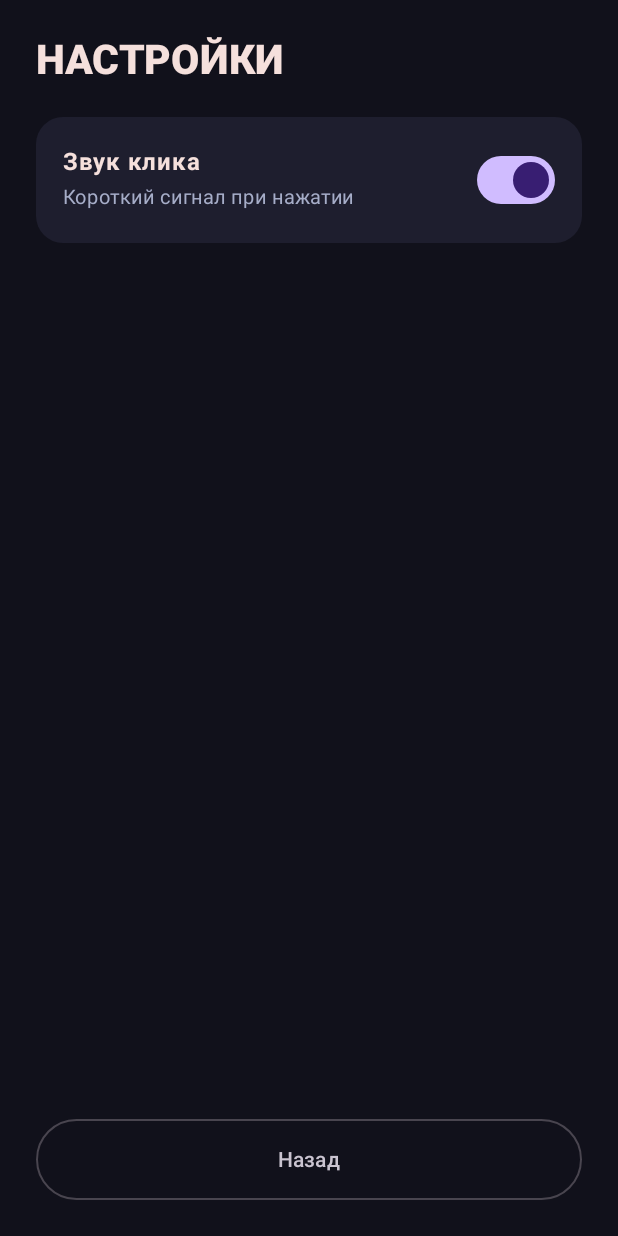
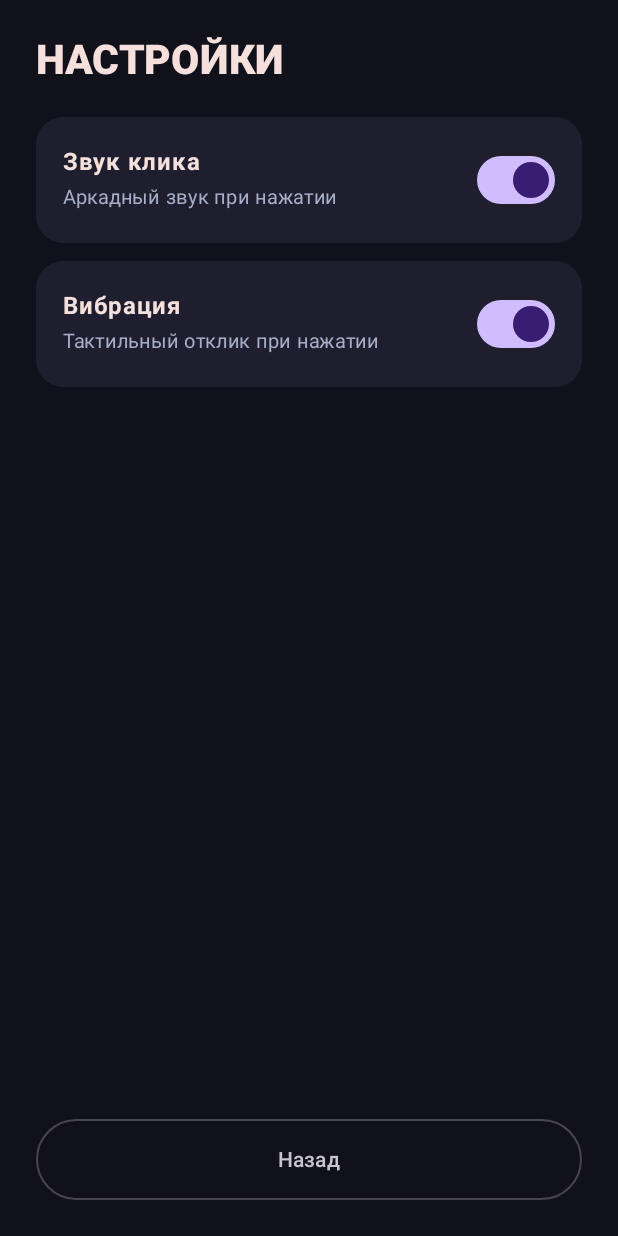
Before and after one commit to SustemFox/BessmyslennayaIgra, an Android app built with Jetpack Compose: the screen it shows after launch (MainActivity), after a tap on "Настройки", on a phone screen of 412 x 824 dp. Run offline under Robolectric (Android 15) with nearby library versions, the light colour scheme and no system bars; 2 other taps on this screen came first.

Commit message:
Add reliable click sound and vibration setting

```diff
--- a/app/build.gradle
+++ b/app/build.gradle
@@ -14,8 +14,8 @@ android {
         applicationId 'com.sustemfox.bessmyslennayaigra'
         minSdk 24
         targetSdk 34
-        versionCode 1
-        versionName '1.0.0'
+        versionCode 2
+        versionName '1.1.0'
     }
     signingConfigs {
         release {
--- a/app/src/main/java/com/sustemfox/bessmyslennayaigra/MainActivity.kt
+++ b/app/src/main/java/com/sustemfox/bessmyslennayaigra/MainActivity.kt
@@ -2,7 +2,8 @@ package com.sustemfox.bessmyslennayaigra
 
 import android.app.Activity
 import android.content.Context
-import android.view.SoundEffectConstants
+import android.media.AudioAttributes
+import android.media.SoundPool
 import android.os.Bundle
 import android.view.HapticFeedbackConstants
 import androidx.activity.ComponentActivity
@@ -23,6 +24,7 @@ import androidx.compose.foundation.shape.RoundedCornerShape
 import androidx.compose.material3.*
 import androidx.compose.runtime.*
 import androidx.compose.runtime.saveable.rememberSaveable
+import androidx.compose.runtime.DisposableEffect
 import androidx.compose.ui.Alignment
 import androidx.compose.ui.Modifier
 import androidx.compose.ui.draw.scale
@@ -50,13 +52,14 @@ private val muted = Color(0xFFA6ADC8)
     val prefs = remember { context.getSharedPreferences("game_state", Context.MODE_PRIVATE) }
     var page by rememberSaveable { mutableStateOf("menu") }
     var soundEnabled by remember { mutableStateOf(prefs.getBoolean("sound_enabled", true)) }
+    var vibrationEnabled by remember { mutableStateOf(prefs.getBoolean("vibration_enabled", true)) }
     val activity = context as? Activity
     MaterialTheme(colorScheme = darkColorScheme(background = background, surface = surface)) {
         Surface(Modifier.fillMaxSize(), color = background) {
             AnimatedContent(targetState = page, transitionSpec = { fadeIn(tween(280)) togetherWith fadeOut(tween(180)) }, label = "page") { current ->
                 when (current) {
-                    "game" -> GameScreen(prefs.getInt("score", 0), soundEnabled, onScore = { prefs.edit().putInt("score", it).apply() }, onBack = { page = "menu" })
-                    "settings" -> SettingsScreen(soundEnabled, { soundEnabled = it; prefs.edit().putBoolean("sound_enabled", it).apply() }, { page = "menu" })
+                    "game" -> GameScreen(prefs.getInt("score", 0), soundEnabled, vibrationEnabled, onScore = { prefs.edit().putInt("score", it).apply() }, onBack = { page = "menu" })
+                    "settings" -> SettingsScreen(soundEnabled, vibrationEnabled, { soundEnabled = it; prefs.edit().putBoolean("sound_enabled", it).apply() }, { vibrationEnabled = it; prefs.edit().putBoolean("vibration_enabled", it).apply() }, { page = "menu" })
                     else -> MenuScreen(onPlay = { page = "game" }, onSettings = { page = "settings" }, onExit = { activity?.finish() })
                 }
             }
@@ -84,20 +87,30 @@ private val muted = Color(0xFFA6ADC8)
     Button(onClick = action, modifier = Modifier.fillMaxWidth().height(58.dp), shape = RoundedCornerShape(18.dp), colors = ButtonDefaults.buttonColors(containerColor = color, contentColor = Color.White)) { Text(text, fontSize = 18.sp, fontWeight = FontWeight.Bold) }
 }
 
-@Composable private fun SettingsScreen(sound: Boolean, onSound: (Boolean) -> Unit, onBack: () -> Unit) {
+@Composable private fun SettingsScreen(sound: Boolean, vibration: Boolean, onSound: (Boolean) -> Unit, onVibration: (Boolean) -> Unit, onBack: () -> Unit) {
     Column(Modifier.fillMaxSize().padding(24.dp)) {
         Text("НАСТРОЙКИ", color = ink, fontSize = 27.sp, fontWeight = FontWeight.Black)
         Spacer(Modifier.height(22.dp))
-        Surface(shape = RoundedCornerShape(18.dp), color = surface) { Row(Modifier.fillMaxWidth().padding(18.dp), verticalAlignment = Alignment.CenterVertically) { Column(Modifier.weight(1f)) { Text("Звук клика", color = ink, fontWeight = FontWeight.Bold); Text("Короткий сигнал при нажатии", color = muted, fontSize = 13.sp) }; Switch(checked = sound, onCheckedChange = onSound) } }
+        SettingToggle("Звук клика", "Аркадный звук при нажатии", sound, onSound)
+        Spacer(Modifier.height(12.dp))
+        SettingToggle("Вибрация", "Тактильный отклик при нажатии", vibration, onVibration)
         Spacer(Modifier.weight(1f)); OutlinedButton(onClick = onBack, modifier = Modifier.fillMaxWidth().height(54.dp)) { Text("Назад") }
     }
 }
 
-@Composable private fun GameScreen(savedScore: Int, soundEnabled: Boolean, onScore: (Int) -> Unit, onBack: () -> Unit) {
+@Composable private fun SettingToggle(title: String, subtitle: String, checked: Boolean, onChange: (Boolean) -> Unit) {
+    Surface(shape = RoundedCornerShape(18.dp), color = surface) { Row(Modifier.fillMaxWidth().padding(18.dp), verticalAlignment = Alignment.CenterVertically) { Column(Modifier.weight(1f)) { Text(title, color = ink, fontWeight = FontWeight.Bold); Text(subtitle, color = muted, fontSize = 13.sp) }; Switch(checked = checked, onCheckedChange = onChange) } }
+}
+
+@Composable private fun GameScreen(savedScore: Int, soundEnabled: Boolean, vibrationEnabled: Boolean, onScore: (Int) -> Unit, onBack: () -> Unit) {
     var score by rememberSaveable { mutableIntStateOf(savedScore) }; var phrase by rememberSaveable { mutableStateOf("Добро пожаловать в игру без цели.") }; var title by rememberSaveable { mutableStateOf("Нажми меня") }; var pressed by remember { mutableStateOf(false) }
     val scale by animateFloatAsState(if (pressed) 0.88f else 1f, tween(130, easing = FastOutSlowInEasing), label = "buttonScale")
     val color = listOf(Color(0xFFFF6B6B), Color(0xFF6C63FF), Color(0xFF00BFA6), Color(0xFFFFB703))[score % 4]
     val view = LocalView.current
+    val context = view.context
+    val soundPool = remember { SoundPool.Builder().setMaxStreams(2).setAudioAttributes(AudioAttributes.Builder().setUsage(AudioAttributes.USAGE_GAME).setContentType(AudioAttributes.CONTENT_TYPE_SONIFICATION).build()).build() }
+    var clickSound by remember { mutableIntStateOf(0) }
+    DisposableEffect(soundPool) { clickSound = soundPool.load(context, R.raw.click, 1); onDispose { soundPool.release() } }
     Column(Modifier.fillMaxSize().padding(24.dp), horizontalAlignment = Alignment.CenterHorizontally) {
         Row(Modifier.fillMaxWidth(), verticalAlignment = Alignment.CenterVertically) { TextButton(onClick = onBack) { Text("← Меню") }; Spacer(Modifier.weight(1f)); Text("Уровень ${score / 25 + 1}", color = muted) }
         Text("ПРИЧИНА НЕ НАЙДЕНА", color = ink, fontSize = 19.sp, fontWeight = FontWeight.Black)
@@ -105,7 +118,7 @@ private val muted = Color(0xFFA6ADC8)
         AnimatedContent(score, label = "score") { Text("$it", fontSize = 82.sp, fontWeight = FontWeight.Black, color = ink) }
         Text("единиц бессмысленности", color = muted)
         Spacer(Modifier.height(28.dp))
-        Surface(color = color, shape = CircleShape, shadowElevation = 12.dp, modifier = Modifier.size(220.dp).scale(scale).clickable { pressed = true; view.performHapticFeedback(HapticFeedbackConstants.KEYBOARD_TAP); if (soundEnabled) view.playSoundEffect(SoundEffectConstants.CLICK); score++; onScore(score); phrase = phrases.random(); title = titles.random(); pressed = false }) { Box(Modifier.fillMaxSize(), contentAlignment = Alignment.Center) { Text(title, color = Color.White, textAlign = TextAlign.Center, fontSize = 25.sp, fontWeight = FontWeight.Bold, modifier = Modifier.padding(20.dp)) } }
+        Surface(color = color, shape = CircleShape, shadowElevation = 12.dp, modifier = Modifier.size(220.dp).scale(scale).clickable { pressed = true; if (vibrationEnabled) view.performHapticFeedback(HapticFeedbackConstants.KEYBOARD_TAP); if (soundEnabled && clickSound != 0) soundPool.play(clickSound, 0.9f, 0.9f, 1, 0, 1f); score++; onScore(score); phrase = phrases.random(); title = titles.random(); pressed = false }) { Box(Modifier.fillMaxSize(), contentAlignment = Alignment.Center) { Text(title, color = Color.White, textAlign = TextAlign.Center, fontSize = 25.sp, fontWeight = FontWeight.Bold, modifier = Modifier.padding(20.dp)) } }
         Spacer(Modifier.height(30.dp))
         Surface(color = Color(0xFF313244), shape = RoundedCornerShape(18.dp), modifier = Modifier.fillMaxWidth().heightIn(min = 76.dp)) { Box(Modifier.padding(16.dp), contentAlignment = Alignment.Center) { Text(phrase, color = Color(0xFFCDD6F4), textAlign = TextAlign.Center) } }
         Spacer(Modifier.weight(1f)); Text("Рекорд: $score. Никому не рассказывай.", color = Color(0xFF6C7086), fontSize = 12.sp)
```
Also changed, not shown: 1 other file.
